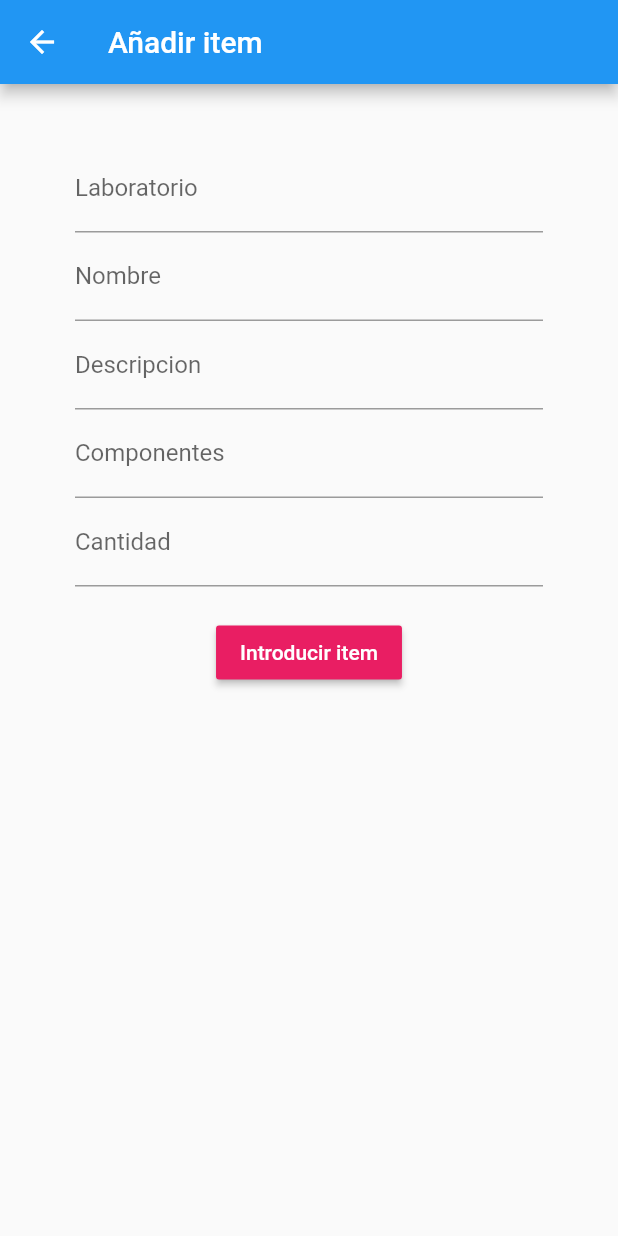
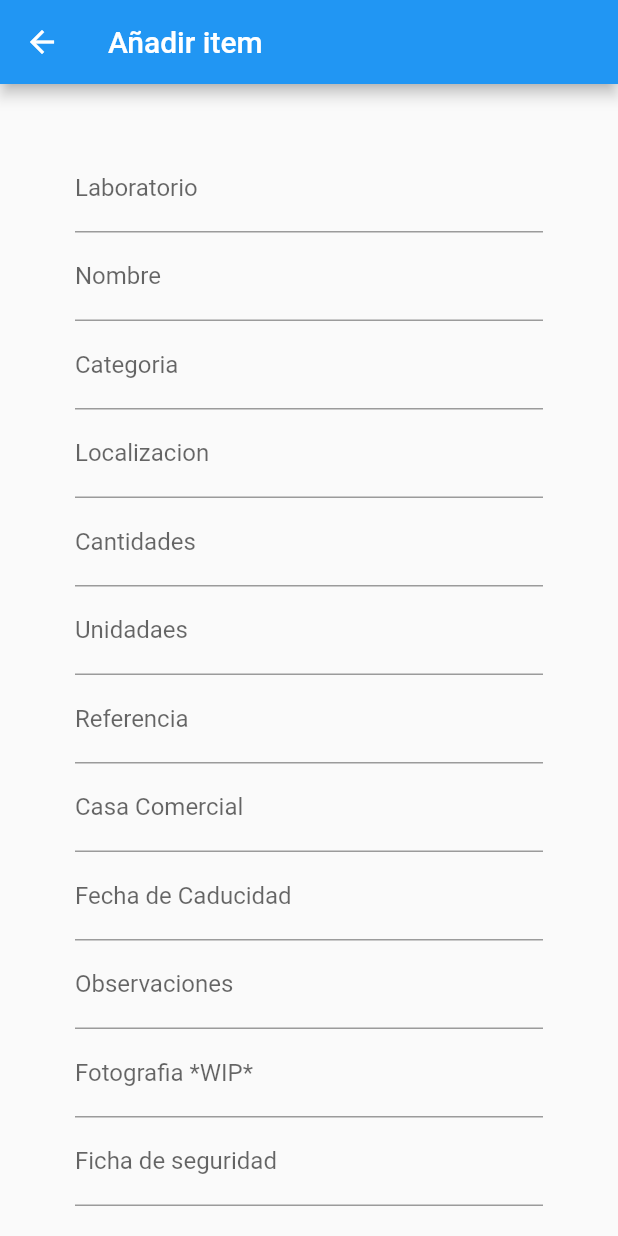
Before and after one commit to Setter97/ProjectFlutter, a Flutter app: the AddItem screen opened by its route, on a phone screen of 412 x 824 dp. Run offline on Flutter 3.47's test engine with Material 2 defaults, Android fonts, the light colour scheme and no system bars; our stand-ins replace cloud_firestore, firebase_auth, google_sign_in; accounts and stored records are empty.

Commit message:
Optimizado y nuevo formulario

```diff
--- a/test_db/lib/firebaseDB/firebaseConnectDB.dart
+++ b/test_db/lib/firebaseDB/firebaseConnectDB.dart
@@ -15,20 +15,28 @@ class FirebaseConnectDB {
     print("Creado laboratorio");
   }
 
-  void createItem(String laboratorio, String nameItem, String description,
-      String componentes, String quantity) async {
-    count++;
+  void createItem(String laboratorio, String nombre, String categoria,
+      String localizacion, String unidades, String cantidades, String referencia,String casaCom, String fechaCad, String observaciones, String fotografia, String fichaSeg) async {
+    if (obj != null) {
       await databaseReference
           .collection("labs")
           .document("$laboratorio")
-        .collection("Items")
-        .document("$nameItem")
+          .collection("Reactivos")
+          .document("$nombre")
           .setData({
-      'title': '$nameItem',
-      'description': '$description',
-      'componentes': '$componentes',
-      'cantidad': '$quantity'
+        'nombre': '$nombre',
+        'categoria': '$categoria',
+        'localizacion': '$localizacion',
+        'unidades': '$unidades',
+        'cantidades': '$cantidades',
+        'referencia': '$referencia',
+        'casa comercial': '$casaCom',
+        'fecha de caducidad': '$fechaCad',
+        'observaciones': '$observaciones',
+        'fotografia': '$fotografia',
+        'ficha de seguridad': '$fichaSeg',
       });
+    }
   }
 
   void createMaterial(
@@ -41,6 +49,7 @@ class FirebaseConnectDB {
       String observaciones,
       String foto,
       String fechaCompra) async {
+    if (obj != null) {
       count++;
       await databaseReference
           .collection("labs")
@@ -57,6 +66,7 @@ class FirebaseConnectDB {
         'foto': '$foto',
         'fechaCompra': '$fechaCompra'
       });
+    }
   }
 
   void createLab(laboratorio, localizacion, observaciones, foto) async {
@@ -78,7 +88,7 @@ class FirebaseConnectDB {
           .document(info[1])
           .collection("Añadido")
           .document(laboratorio)
-          .setData({'Prueba LOG': 'Prueba 1'});
+          .setData({'Añadido LOG': 'Añadido $laboratorio'});
     }
   }
 
@@ -92,7 +102,7 @@ class FirebaseConnectDB {
     QuerySnapshot qn = await databaseReference
         .collection('labs')
         .document('$nomLab')
-        .collection('Items')
+        .collection('Reactivos')
         .getDocuments();
     return qn.documents;
   }
--- a/test_db/lib/screens/AddItem.dart
+++ b/test_db/lib/screens/AddItem.dart
@@ -1,30 +1,40 @@
 import 'package:flutter/material.dart';
 import '../firebaseDB/firebaseConnectDB.dart';
-import'package:flutter/services.dart';
+import 'package:flutter/services.dart';
 
 class AddItem extends StatelessWidget {
-  static const routeName='/addItem';
+  static const routeName = '/addItem';
   @override
   Widget build(BuildContext context) {
-     var nameItem = "";
-    var description = "";
-    var componentes = "";
-    var quantity = "0";
     var laboratorio = "";
-    FirebaseConnectDB fireDB = new FirebaseConnectDB();
+    var nombre = "";
+    var categoria = "";
+    var localizacion = "";
+    var unidades = "0";
+    var cantidades = "";
+    var referencia = "";
+    var casaCom = "";
+    var fechaCad = "";
+    var observaciones = "";
+    var fotografia = "";
+    var fichaSeg = "";
+    //FirebaseConnectDB fireDB = new FirebaseConnectDB();
     return Scaffold(
         appBar: AppBar(
           title: Text("Añadir item"),
         ),
         body: Container(
           padding: EdgeInsets.symmetric(vertical: 20.0, horizontal: 50.0),
-          child: Form(
+          child: ListView(
+            shrinkWrap:true,
+            children:<Widget> [
+              Form(
             child: Column(
               children: <Widget>[
                 SizedBox(
                   height: 20.0,
                 ),
-                 TextFormField(
+                TextFormField(
                   decoration: InputDecoration(
                     labelText: 'Laboratorio',
                   ),
@@ -39,37 +49,98 @@ class AddItem extends StatelessWidget {
                   ),
                   textCapitalization: TextCapitalization.sentences,
                   onChanged: (val) {
-                    nameItem = val;
+                    nombre = val;
                   },
                 ),
                 TextFormField(
                   decoration: InputDecoration(
-                    labelText: 'Descripcion',
+                    labelText: 'Categoria',
                   ),
-                  textCapitalization: TextCapitalization.sentences,
                   onChanged: (val) {
-                    description = val;
+                    categoria = val;
                   },
                 ),
                 TextFormField(
                   decoration: InputDecoration(
-                    labelText: 'Componentes',
+                    labelText: 'Localizacion',
                   ),
                   textCapitalization: TextCapitalization.sentences,
                   onChanged: (val) {
-                    componentes = val;
+                    localizacion = val;
                   },
                 ),
                 TextFormField(
                   decoration: InputDecoration(
-                    labelText: 'Cantidad',
+                    labelText: 'Cantidades',
                   ),
+
                   keyboardType: TextInputType.number,
                   inputFormatters: <TextInputFormatter>[
                     WhitelistingTextInputFormatter.digitsOnly
                   ],
                   onChanged: (val) {
-                    quantity = val;
+                    unidades = val;
+                  },
+                ),
+                TextFormField(
+                  decoration: InputDecoration(
+                    labelText: 'Unidadaes',
+                  ),
+                  onChanged: (val) {
+                    unidades = val;
+                  },
+                ),
+                TextFormField(
+                  decoration: InputDecoration(
+                    labelText: 'Referencia',
+                  ),
+                  onChanged: (val) {
+                    referencia = val;
+                  },
+                ),
+                TextFormField(
+                  decoration: InputDecoration(
+                    labelText: 'Casa Comercial',
+                  ),
+                  textCapitalization: TextCapitalization.sentences,
+                  onChanged: (val) {
+                    casaCom = val;
+                  },
+                ),
+                TextFormField(
+                  decoration: InputDecoration(
+                    labelText: 'Fecha de Caducidad',
+                    hintText: "dd-mm-yyyy",
+                  ),
+                  keyboardType: TextInputType.number,
+                  onChanged: (val) {
+                    fechaCad = val;
+                  },
+                ),
+                TextFormField(
+                  decoration: InputDecoration(
+                    labelText: 'Observaciones',
+                  ),
+                  textCapitalization: TextCapitalization.sentences,
+                  onChanged: (val) {
+                    observaciones = val;
+                  },
+                ),
+                TextFormField(
+                  decoration: InputDecoration(
+                    labelText: 'Fotografia *WIP*',
+                  ),
+                  onChanged: (val) {
+                    fotografia = val;
+                  },
+                ),
+                TextFormField(
+                  decoration: InputDecoration(
+                    labelText: 'Ficha de seguridad',
+                  ),
+                  textCapitalization: TextCapitalization.sentences,
+                  onChanged: (val) {
+                    fichaSeg = val;
                   },
                 ),
                 SizedBox(height: 20.0),
@@ -80,13 +151,28 @@ class AddItem extends StatelessWidget {
                     style: TextStyle(color: Colors.white),
                   ),
                   onPressed: () async {
-                    fireDB.createItem(laboratorio,
-                        nameItem, description, componentes, quantity);
+                    FirebaseConnectDB().createItem(
+                        laboratorio,
+                        nombre,
+                        categoria,
+                        localizacion,
+                        unidades,
+                        cantidades,
+                        referencia,
+                        casaCom,
+                        fechaCad,
+                        observaciones,
+                        fotografia,
+                        fichaSeg);
+
+                        Navigator.pop(context);
                   },
                 ),
               ],
             ),
           ),
+            ],
+          )
         ));
   }
 }
--- a/test_db/lib/screens/SelectItemOrMaterial.dart
+++ b/test_db/lib/screens/SelectItemOrMaterial.dart
@@ -39,7 +39,7 @@ class SelectItemOrMaterial extends StatelessWidget {
           children: <Widget>[
             Card(
               child: ListTile(
-                title: Text("Items"),
+                title: Text("Reactivos"),
                 onTap: () => navigateToItems(args.superPost, context),
               ),
             ),
--- a/test_db/lib/screens/ShowItemDetails.dart
+++ b/test_db/lib/screens/ShowItemDetails.dart
@@ -9,13 +9,13 @@ class ShowItemDetails extends StatelessWidget {
     ScreenArguments args = ModalRoute.of(context).settings.arguments;
     return Scaffold(
         appBar: new AppBar(
-          title: new Text("Item: " + args.superPost.data['title']),
+          title: new Text("Reactivo: " + args.superPost.data['nombre']),
         ),
         body: Container(
           child: Card(
             child: ListTile(
-              title: Text("Nombre: " + args.superPost.data['title']),
-              subtitle: Text("Cantidad: " + args.superPost.data['cantidad']),
+              title: Text("Nombre: " + args.superPost.data['nombre']),
+              subtitle: Text("Cantidad: " + args.superPost.data['cantidades']),
             ),
           ),
         ));
```
Also changed, not shown: test_db/lib/screens/ShowItems.dart (+15 -14 lines). Lines whose indentation alone changed are shown as unchanged.
